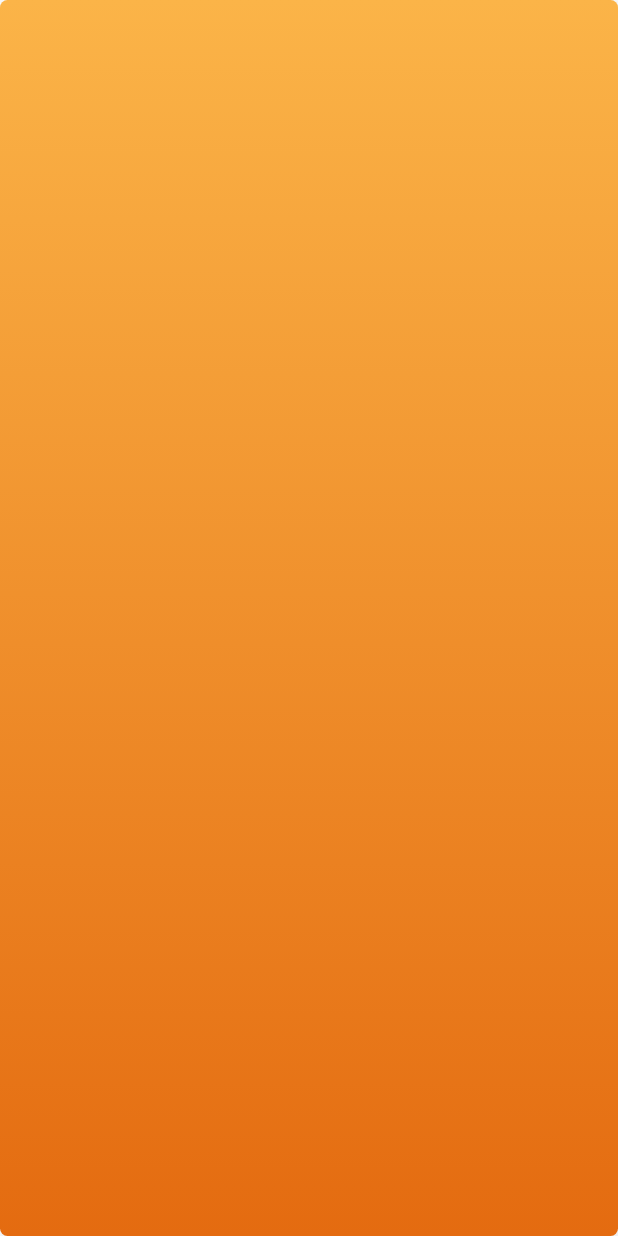
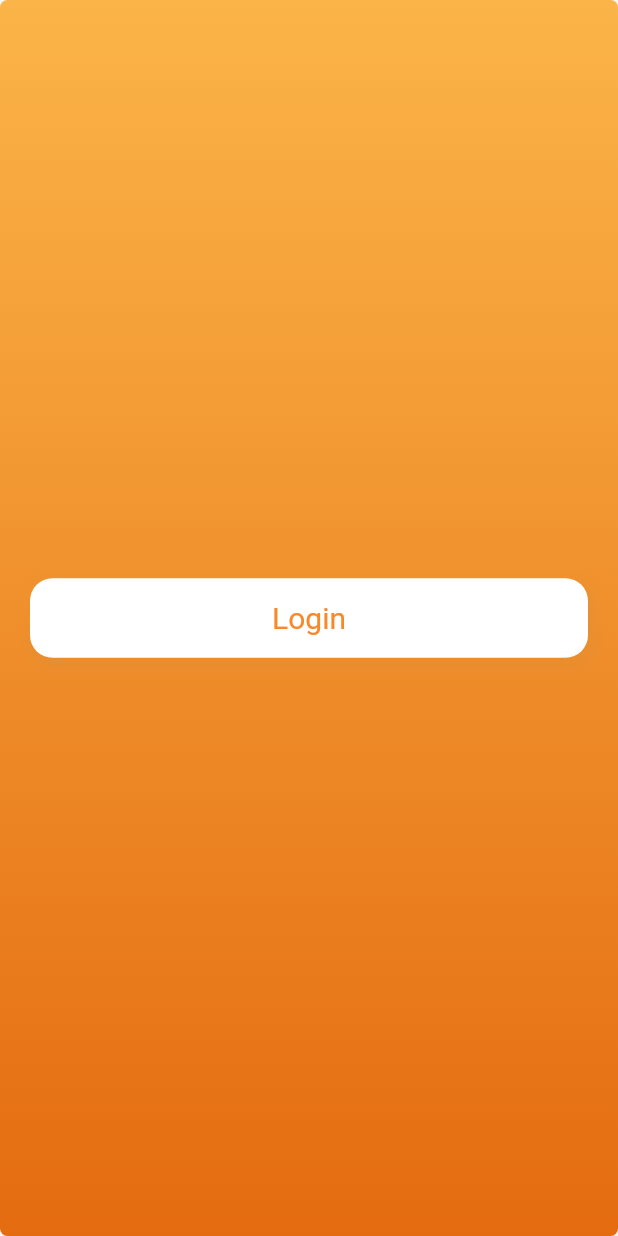
Before and after one commit to asamoah-fred/chat_app, a Flutter app: the screen it shows after launch, on a phone screen of 412 x 824 dp. Run offline on Flutter 3.47's test engine with Material 2 defaults, Android fonts, the phone set to English and light mode, and no system bars.

Commit message:
Login Tab

```diff
--- a/lib/screens/welcomepage.dart
+++ b/lib/screens/welcomepage.dart
@@ -36,6 +36,47 @@ class _WelcomePageState extends State<WelcomePage> {
               ],
             ),
           ),
+          child: Column(
+            crossAxisAlignment: CrossAxisAlignment.center,
+            mainAxisAlignment: MainAxisAlignment.center,
+            children: [
+              Container(
+                width: MediaQuery.of(context).size.width,
+                padding: const EdgeInsets.symmetric(
+                  vertical: 15,
+                ),
+                alignment: Alignment.center,
+                decoration: BoxDecoration(
+                  borderRadius: const BorderRadius.all(
+                    Radius.circular(15),
+                  ),
+                  boxShadow: [
+                    BoxShadow(
+                      color: Color(0xffdf8e33).withAlpha(
+                        100,
+                      ),
+                      offset: const Offset(
+                        2,
+                        4,
+                      ),
+                      blurRadius: 8,
+                      spreadRadius: 2,
+                    ),
+                  ],
+                  color: Colors.white,
+                ),
+                child: const Text(
+                  'Login',
+                  style: TextStyle(
+                    fontSize: 20,
+                    color: Color(
+                      0xfff7892b,
+                    ),
+                  ),
+                ),
+              ),
+            ],
+          ),
         ),
       ),
     );
```
